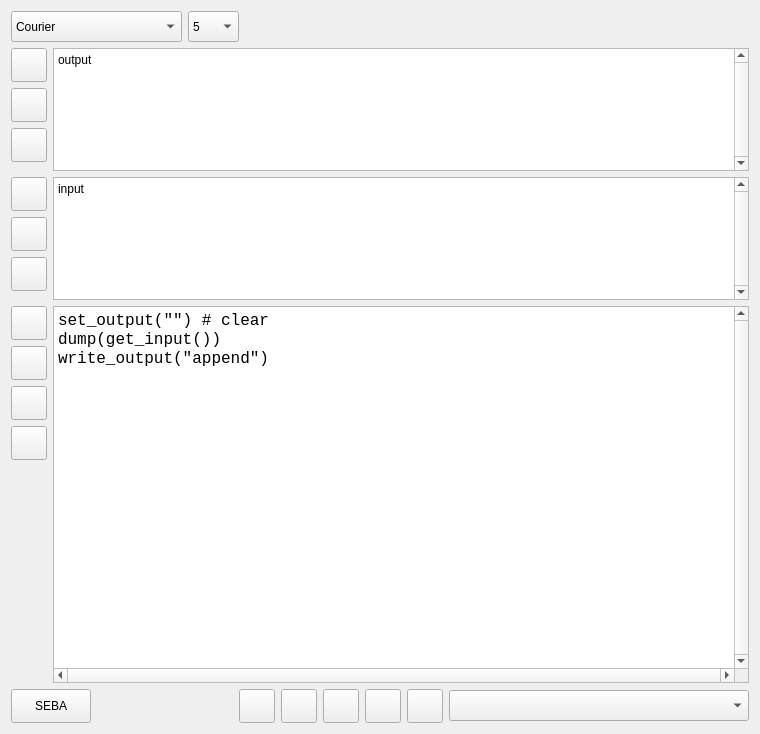
This is mainview.ui in JaDogg/expressPython as Qt 5 draws it before an edit. The edited form follows.
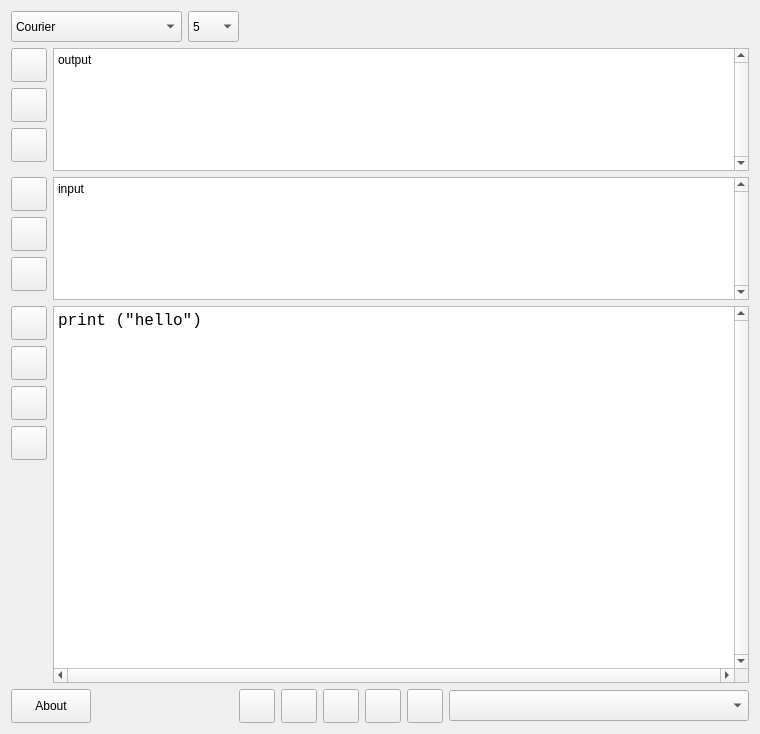
This is the edited form. Icons and pictures are not drawn. Custom widgets are drawn as their Qt base class.

The edit to the form file:
```diff
--- a/mainview.ui
+++ b/mainview.ui
@@ -326,9 +326,7 @@
            <enum>Qt::ScrollBarAlwaysOn</enum>
           </property>
           <property name="plainText">
-           <string>set_output(&quot;&quot;) # clear
-dump(get_input())
-write_output(&quot;append&quot;)
+           <string>print (&quot;hello&quot;)
 </string>
           </property>
          </widget>
@@ -621,7 +619,7 @@
          <string>About</string>
         </property>
         <property name="text">
-         <string>SEBA</string>
+         <string>About</string>
         </property>
         <property name="icon">
          <iconset resource="PyRunResources.qrc">
```
Left out of the diff: 6 changed lines with no effect on the pictures.
